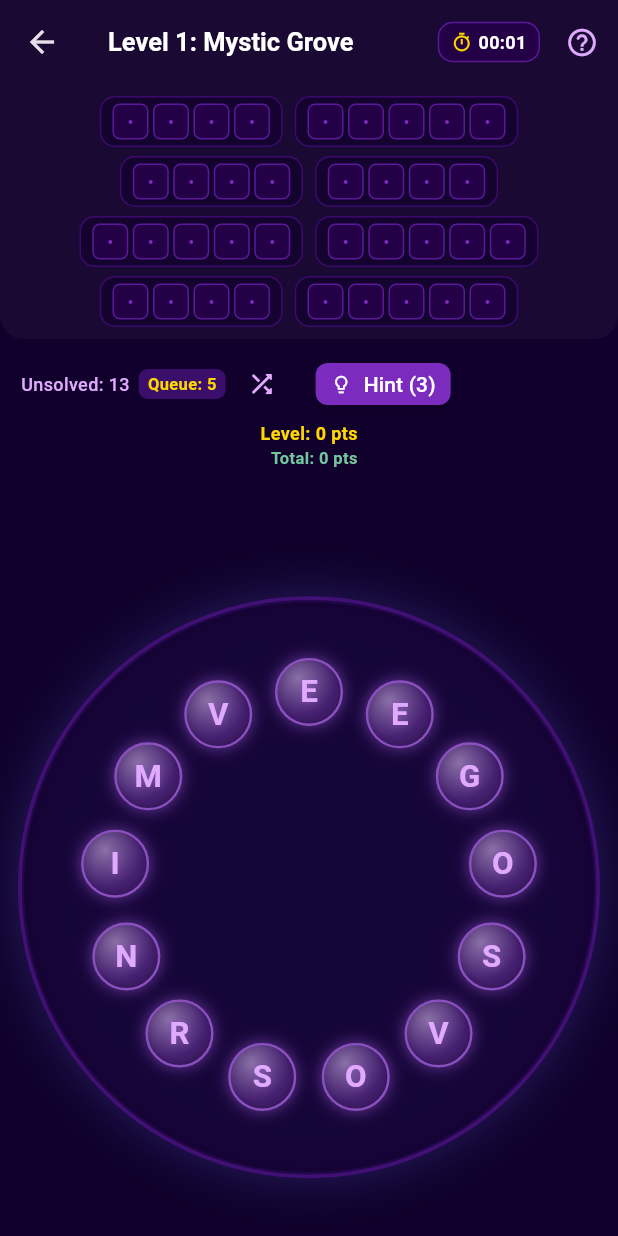
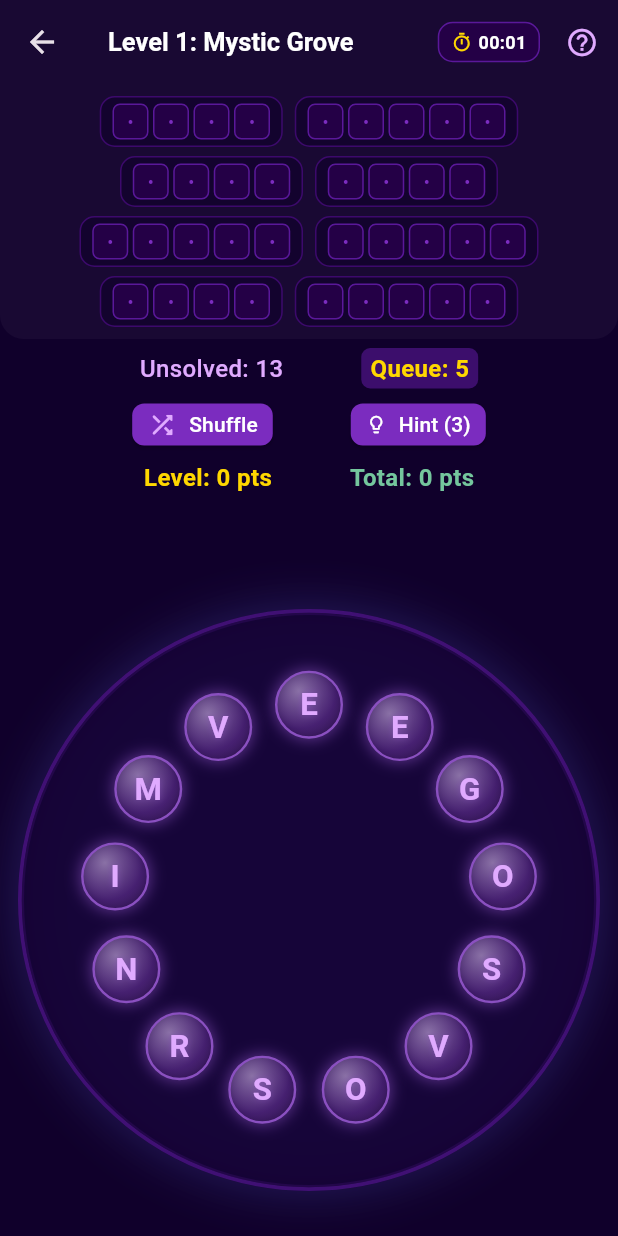
Before and after one commit to drayze/letter_in_the_myst, a Flutter app: the screen it shows after launch, after a tap on an icon or button, on a phone screen of 412 x 824 dp. Run offline on Flutter 3.47's test engine with Material 3 defaults, Android fonts, the phone set to English and light mode, and no system bars; our stand-ins replace shared_preferences.

Commit message:
Update layout and styling of game screen controls and score displays
* Replace the shuffle icon button with a styled, labeled `ElevatedButton`.
* Reorganize game stats, action buttons, and score indicators into centered row layouts.
* Increase text font sizes for unsolved letters, queue count, level score, and total score.
* Adjust vertical and horizontal spacing between control UI elements.

```diff
--- a/lib/screens/game_screen.dart
+++ b/lib/screens/game_screen.dart
@@ -621,19 +621,22 @@ class _GameScreenState extends State<GameScreen>
                   padding: const EdgeInsets.symmetric(horizontal: 14.0),
                   child: Column(
                     mainAxisAlignment: MainAxisAlignment.spaceBetween,
+                    spacing: 10.0,
                     children: [
                       Row(
+                        mainAxisAlignment: MainAxisAlignment.center,
+                        crossAxisAlignment: CrossAxisAlignment.center,
                         children: [
                           Text(
                             'Unsolved: $remainingLetters',
                             style: const TextStyle(
                               color: AppColors.purpleLight,
-                              fontSize: 12,
+                              fontSize: 16,
                               fontWeight: FontWeight.w500,
                             ),
                           ),
                           if (_wordQueue.isNotEmpty) ...[
-                            const SizedBox(width: 6),
+                            const SizedBox(width: 52),
                             Container(
                               padding: const EdgeInsets.symmetric(
                                   horizontal: 6, vertical: 2),
@@ -645,21 +648,37 @@ class _GameScreenState extends State<GameScreen>
                                 'Queue: ${_wordQueue.length}',
                                 style: const TextStyle(
                                   color: AppColors.goldAccent,
-                                  fontSize: 11,
+                                  fontSize: 16,
                                   fontWeight: FontWeight.bold,
                                 ),
                               ),
                             ),
-                          ],
-                          IconButton(
-                            onPressed: _shuffleWheel,
-                            icon: const Icon(Icons.shuffle_rounded,
-                                color: AppColors.purpleLight, size: 20),
-                            tooltip: 'Rearrange Wheel',
-                            padding: EdgeInsets.zero,
-                            constraints: const BoxConstraints(),
-                          ),
-                          const SizedBox(width: 12),
+                          ],],
+                      ),
+                          Row(
+                            mainAxisAlignment: MainAxisAlignment.center,
+                            crossAxisAlignment: CrossAxisAlignment.center,
+                            children: [
+                              ElevatedButton.icon(
+                                onPressed: _shuffleWheel,
+                                icon: const Icon(Icons.shuffle_rounded,
+                                    color: AppColors.purpleLight, size: 20),
+                                label: Text('Shuffle'),
+                                style: ElevatedButton.styleFrom(
+                                  backgroundColor: AppColors.purpleAccent,
+                                  foregroundColor: Colors.white,
+                                  disabledBackgroundColor: AppColors.containerDark,
+                                  disabledForegroundColor: Colors.white24,
+                                  padding: const EdgeInsets.symmetric(
+                                      horizontal: 10.0, vertical: 4.0),
+                                  minimumSize: Size.zero,
+                                  tapTargetSize: MaterialTapTargetSize.shrinkWrap,
+                                  shape: RoundedRectangleBorder(
+                                    borderRadius: BorderRadius.circular(8),
+                                  ),
+                                ),
+                              ),
+                          const SizedBox(width: 52),
                           ElevatedButton.icon(
                             onPressed: _hintsRemaining > 0 ? _onHint : null,
                             icon: const Icon(Icons.lightbulb_outline_rounded,
@@ -679,22 +698,24 @@ class _GameScreenState extends State<GameScreen>
                               ),
                             ),
                           ),],),
-                      Column(
-                        crossAxisAlignment: CrossAxisAlignment.end,
+                      Row(
+                        mainAxisAlignment: MainAxisAlignment.center,
+                        crossAxisAlignment: CrossAxisAlignment.center,
                         children: [
                           Text(
                             'Level: $_score pts',
                             style: const TextStyle(
                               color: AppColors.goldAccent,
-                              fontSize: 12,
+                              fontSize: 16,
                               fontWeight: FontWeight.bold,
                             ),
                           ),
+                          const SizedBox(width: 52),
                           Text(
                             'Total: $accumulatedTotal pts',
                             style: const TextStyle(
                               color: AppColors.mintAccent,
-                              fontSize: 11,
+                              fontSize: 16,
                               fontWeight: FontWeight.w600,
                             ),
                           ),
```
